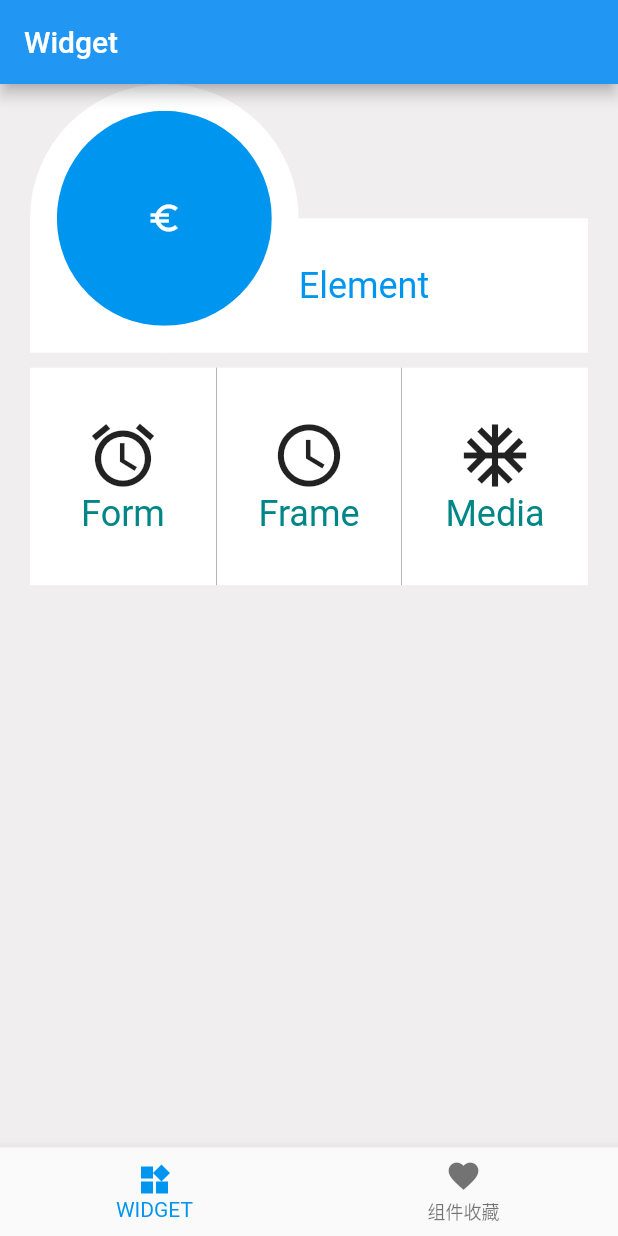
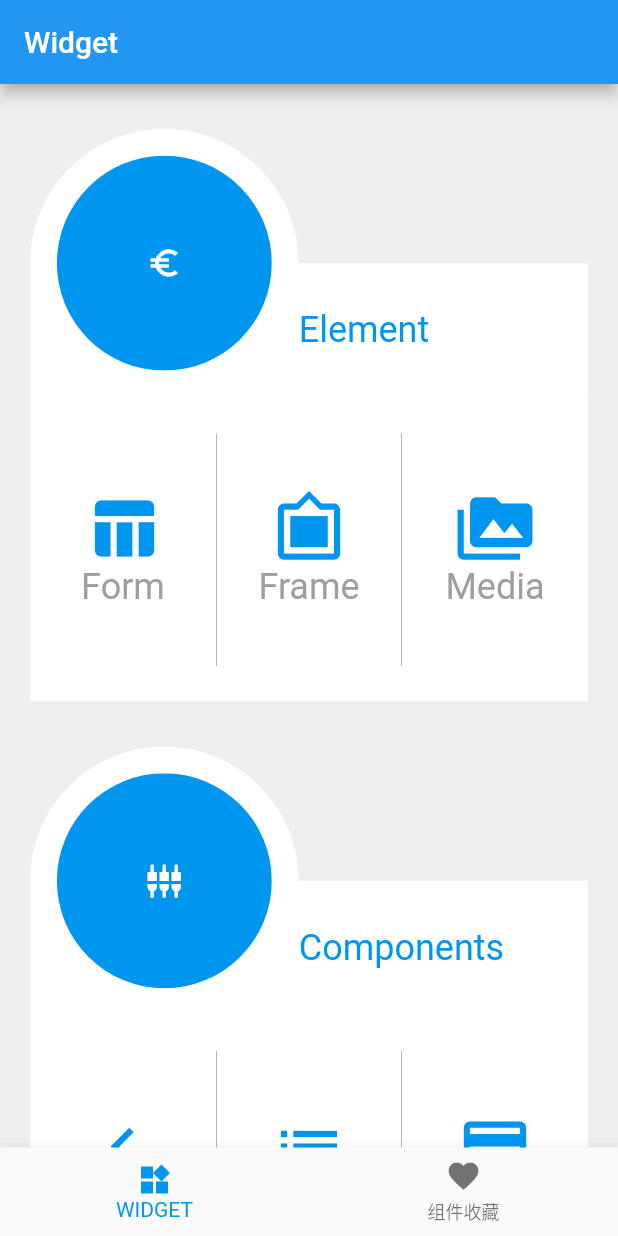
Before and after one commit to woshiku110/flutterstudy, a Flutter app: the screen it shows after launch, on a phone screen of 412 x 824 dp. Run offline on Flutter 3.47's test engine with Material 2 defaults, Android fonts, the phone set to English and light mode, and no system bars; our stand-ins replace fluro, flutter_screenutil.

Commit message:
修改组件结构，把组件细化，完成每一个页面ui.

```diff
--- /dev/null
+++ b/lib/domain/FormData.dart
@@ -0,0 +1,6 @@
+class FormData{
+  var name;
+  var icon;
+  int index;
+  FormData(this.name, this.icon, this.index);
+}
--- /dev/null
+++ b/lib/domain/WidgetData.dart
@@ -0,0 +1,8 @@
+import 'package:flutterstudy/domain/FormData.dart';
+
+class WidgetData{
+  var title;
+  var icon;
+  List<FormData> list;
+  WidgetData(this.title, this.icon, this.list);
+}
--- a/lib/pages/home/home.dart
+++ b/lib/pages/home/home.dart
@@ -1,6 +1,6 @@
 import 'package:flutter/material.dart';
 import 'package:flutter_screenutil/flutter_screenutil.dart';
-import 'package:flutterstudy/pages/home/widget.dart';
+import 'package:flutterstudy/pages/home/widget/widget.dart';
 import 'package:flutterstudy/pages/home/home_page_two.dart';
 class Home extends StatefulWidget{
   final String title;
--- a/lib/pages/home/widget.dart
+++ /dev/null
@@ -1,144 +0,0 @@
-import 'package:flutter/material.dart';
-import 'package:flutterstudy/pages/util/Size.dart';
-
-class WidgetComponent extends StatefulWidget{
-  @override
-  State<StatefulWidget> createState() {
-    return _Widget();
-  }
-}
-
-class _Widget extends State<WidgetComponent>{
-  @override
-  Widget build(BuildContext context) {
-    return Container(
-      width: double.infinity,
-      height: double.infinity,
-      color: Color.fromARGB(255, 241,238,239),
-      child: Scrollbar(
-              child: SingleChildScrollView(
-                  padding: EdgeInsets.symmetric(horizontal: 20),
-                  child: Column(children: [WidgetItem()])
-              )
-          )
-    );
-  }
-}
-
-class WidgetItem extends StatefulWidget{
-  @override
-  State<StatefulWidget> createState() {
-    return _WidgetItem();
-  }
-
-}
-class _WidgetItem extends State<WidgetItem>{
-  var titleName = "Element";
-  var titleIcon = Icons.euro_symbol;
-  @override
-  Widget build(BuildContext context) {
-    return Container(
-            width: double.infinity,
-            child: Column(
-              children: <Widget>[WidgetItemTitle(title: titleName,icon: titleIcon),
-                WidgetItemContent()],
-            ),
-    );
-  }
-}
-
-class WidgetItemTitle extends StatelessWidget{
-  final title;
-  final icon;
-  WidgetItemTitle({Key key,@required this.title,@required this.icon}):super(key:key);
-  @override
-  Widget build(BuildContext context) {
-    return Container(
-            width: double.infinity,
-            color:Color.fromARGB(255, 241,238,239),
-            child: Stack(
-              children: <Widget>[
-                Container(
-                  width: double.infinity,
-                  height: Size.setHeight(150),
-                  child: Align(
-                    alignment: Alignment.bottomLeft,
-                    child: Container(
-                      color:Colors.white,
-                      width: double.infinity,
-                      height: Size.setHeight(75),
-                      child: Row(children: <Widget>[
-                        Container(
-                          width: Size.setHeight(150),
-                        ),
-                        Text(title, style: TextStyle(
-                            fontSize: 24.0,
-                            color: Color.fromRGBO(0,150,239, 1.0)
-                        ),),],)
-                    ),
-                  )
-                ),
-                ClipOval(
-                  child: Container(
-                    width: Size.setHeight(150),
-                    height: Size.setHeight(150),
-                    color: Colors.white,
-                    child: Center(
-                      child: ClipOval(
-                        child: Container(
-                          color: Color.fromRGBO(0,150,239, 1.0),
-                          width: Size.setHeight(120),
-                          height: Size.setHeight(120),
-                          child: Icon(this.icon,color: Colors.white,),
-                        ),
-                      ),
-                    ),
-                  ),
-                ),
-              ],
-            )
-    );
-  }
-}
-class IconData {
-    var name;
-    var icon;
-    int index;
-    IconData(name,icon,index){
-      this.name = name;
-      this.icon = icon;
-      this.index = index;
-    }
-}
-
-class WidgetItemContent extends StatelessWidget{
-  final List<IconData> _list = [
-    new IconData('Form', Icons.access_alarms,0),
-    new IconData('Frame', Icons.access_time,1),
-    new IconData('Media', Icons.ac_unit,2),
-  ];
-  @override
-  Widget build(BuildContext context) {
-    return GridView.count(
-        crossAxisCount: 3,
-        childAspectRatio: 0.8,
-        shrinkWrap: true,
-        children: _list.map((item)=> Container(
-                      height: Size.setHeight(100),
-                      margin: EdgeInsets.only(top: 10),
-                      decoration: BoxDecoration(
-                        color: Colors.white,
-                        border: item.index == 1 ? Border(left:BorderSide(color: Colors.grey,width: 0.5),right: BorderSide(color: Colors.grey,width: 0.5)):null,
-                      ),
-                      child: Column(
-                        crossAxisAlignment: CrossAxisAlignment.center,
-                        mainAxisAlignment: MainAxisAlignment.center,
-                        children: <Widget>[Icon(item.icon,size: 50,),Text(item.name,style: TextStyle(
-                            fontSize: 24.0,
-                            color: Color.fromRGBO(0,134,134,134)
-                        ))],
-                      ),
-        )).toList(),
-      );
-  }
-}
--- /dev/null
+++ b/lib/pages/home/widget/widget.dart
@@ -0,0 +1,67 @@
+import 'package:flutter/material.dart';
+import 'package:flutterstudy/domain/FormData.dart';
+import 'package:flutterstudy/domain/WidgetData.dart';
+import 'package:flutterstudy/pages/home/widget/widgetItem.dart';
+import 'package:flutterstudy/pages/util/Sizes.dart';
+class WidgetComponent extends StatefulWidget{
+  final List<WidgetData> widgetDatas = [
+    new WidgetData("Element", Icons.euro_symbol, [
+      new FormData('Form', Icons.table_chart,0),
+      new FormData('Frame', Icons.filter_frames,1),
+      new FormData('Media', Icons.perm_media,2),
+    ]),
+    new WidgetData("Components", Icons.settings_input_component, [
+      new FormData('Navigation', Icons.navigate_before,0),
+      new FormData('List', Icons.list,1),
+      new FormData('Card', Icons.credit_card,2),
+      new FormData('Bar', Icons.local_bar,0),
+      new FormData('Dialog', Icons.dialer_sip,1),
+      new FormData('Scaffold', Icons.scatter_plot,2),
+      new FormData('Grid', Icons.grid_on,0),
+      new FormData('Scroll', Icons.schedule,1),
+      new FormData('Tab', Icons.tab,2),
+      new FormData('Menu', Icons.menu,0),
+      new FormData('Pick', Icons.picture_in_picture,1),
+      new FormData('Clip', Icons.airline_seat_recline_normal,2),
+      new FormData('Panel', Icons.pan_tool,0),
+      new FormData('Progress', Icons.sync,1),
+      new FormData('', null,2),
+    ]),
+    new WidgetData("Themes", Icons.theaters, [
+      new FormData('Material', Icons.android,0),
+      new FormData('Cupertino', Icons.mobile_screen_share,1),
+    ])
+  ];
+  @override
+  State<StatefulWidget> createState() {
+    return _Widget();
+  }
+}
+class _Widget extends State<WidgetComponent>{
+
+  @override
+  Widget build(BuildContext context) {
+    return Container(
+      width: double.infinity,
+      height: double.infinity,
+      color: Color.fromARGB(255, 241,238,239),
+      child: Scrollbar(
+              child: SingleChildScrollView(
+                  padding: EdgeInsets.symmetric(horizontal: 20),
+                  child:
+                  Container(
+                    padding: EdgeInsets.only(bottom: Sizes.setHeight(20)),
+                    child: Column(
+                        children: widget.widgetDatas.map(
+                                (widgetData)=>
+                                WidgetItem(titleName: widgetData.title,
+                                  titleIcon: widgetData.icon,
+                                  list: widgetData.list,)
+                        ).toList()
+                    ),
+                  )
+              )
+          )
+    );
+  }
+}
--- /dev/null
+++ b/lib/pages/home/widget/widgetItem.dart
@@ -0,0 +1,120 @@
+
+import 'package:flutter/material.dart';
+import 'package:flutterstudy/domain/FormData.dart';
+import 'package:flutterstudy/pages/util/Sizes.dart';
+
+class WidgetItem extends StatelessWidget{
+  final titleName;
+  final titleIcon;
+  final List<FormData> list;
+  WidgetItem({Key key,@required this.titleName,@required this.titleIcon,@required this.list}):super(key:key);
+  @override
+  Widget build(BuildContext context) {
+    return Container(
+      width: double.infinity,
+      child: Column(
+        children: <Widget>[WidgetItemTitle(title: titleName,icon: titleIcon),
+          Container(
+            color: Colors.white,
+            padding: EdgeInsets.only(top:Sizes.setHeight(20),bottom: Sizes.setHeight(20)),
+            child: WidgetItemContent(list: list)
+          )],
+      ),
+    );
+  }
+}
+
+class WidgetItemTitle extends StatelessWidget{
+  final title;
+  final icon;
+  WidgetItemTitle({Key key,@required this.title,@required this.icon}):super(key:key);
+  @override
+  Widget build(BuildContext context) {
+    return Container(
+        width: double.infinity,
+        padding: EdgeInsets.only(top: Sizes.setHeight(25)),
+        color:Color.fromARGB(255, 241,238,239),
+        child: Stack(
+          children: <Widget>[
+            Container(
+                width: double.infinity,
+                height: Sizes.setHeight(150),
+                child: Align(
+                  alignment: Alignment.bottomLeft,
+                  child: Container(
+                      color:Colors.white,
+                      width: double.infinity,
+                      height: Sizes.setHeight(75),
+                      child: Row(children: <Widget>[
+                        Container(
+                          width: Sizes.setHeight(150),
+                        ),
+                        Text(title, style: TextStyle(
+                            fontSize: 24.0,
+                            color: Color.fromRGBO(0,150,239, 1.0)
+                        ),),],)
+                  ),
+                )
+            ),
+            ClipOval(
+              child: Container(
+                width: Sizes.setHeight(150),
+                height: Sizes.setHeight(150),
+                color: Colors.white,
+                child: Center(
+                  child: ClipOval(
+                    child: Container(
+                      color: Color.fromRGBO(0,150,239, 1.0),
+                      width: Sizes.setHeight(120),
+                      height: Sizes.setHeight(120),
+                      child: Icon(this.icon,color: Colors.white,),
+                    ),
+                  ),
+                ),
+              ),
+            ),
+          ],
+        )
+    );
+  }
+}
+
+class WidgetItemContent extends StatelessWidget{
+  final List<FormData> list;
+  WidgetItemContent({Key key,@required this.list}):super(key:key);
+  @override
+  Widget build(BuildContext context) {
+    return GridView.count(
+      physics: new NeverScrollableScrollPhysics(),
+      crossAxisCount: 3,
+      childAspectRatio: 0.8,
+      shrinkWrap: true,
+      children: list.asMap().keys.map((index)=> Container(
+
+        height: Sizes.setHeight(100),
+        decoration: BoxDecoration(
+          color: Colors.white,
+          border: list[index].index == 1 ? index > 3
+              ?
+          Border(top:BorderSide(color: Colors.grey,width: 0.5),left:BorderSide(color: Colors.grey,width: 0.5),right: BorderSide(color: Colors.grey,width: 0.5))
+              :
+          Border(left:BorderSide(color: Colors.grey,width: 0.5),right: BorderSide(color: Colors.grey,width: 0.5))
+              :
+          index >= 3
+              ?
+          Border(top:BorderSide(color: Colors.grey,width: 0.5))
+              :
+              null
+        ),
+        child: Column(
+          crossAxisAlignment: CrossAxisAlignment.center,
+          mainAxisAlignment: MainAxisAlignment.center,
+          children: <Widget>[list[index].icon == null ? Text(""): Icon(list[index].icon,size: 50,color:  Color.fromRGBO(0,150,239, 1.0),),Text(list[index].name,style: TextStyle(
+              fontSize: 24.0,
+              color: Colors.grey
+          ))],
+        ),
+      )).toList(),
+    );
+  }
+}
--- a/lib/pages/util/Size.dart
+++ b/lib/pages/util/Sizes.dart
@@ -1,6 +1,6 @@
 import 'package:flutter_screenutil/flutter_screenutil.dart';
 
-class Size{
+class Sizes{
   static  setWidth(double width){
     return ScreenUtil.getInstance().setWidth(width);
   }
```
